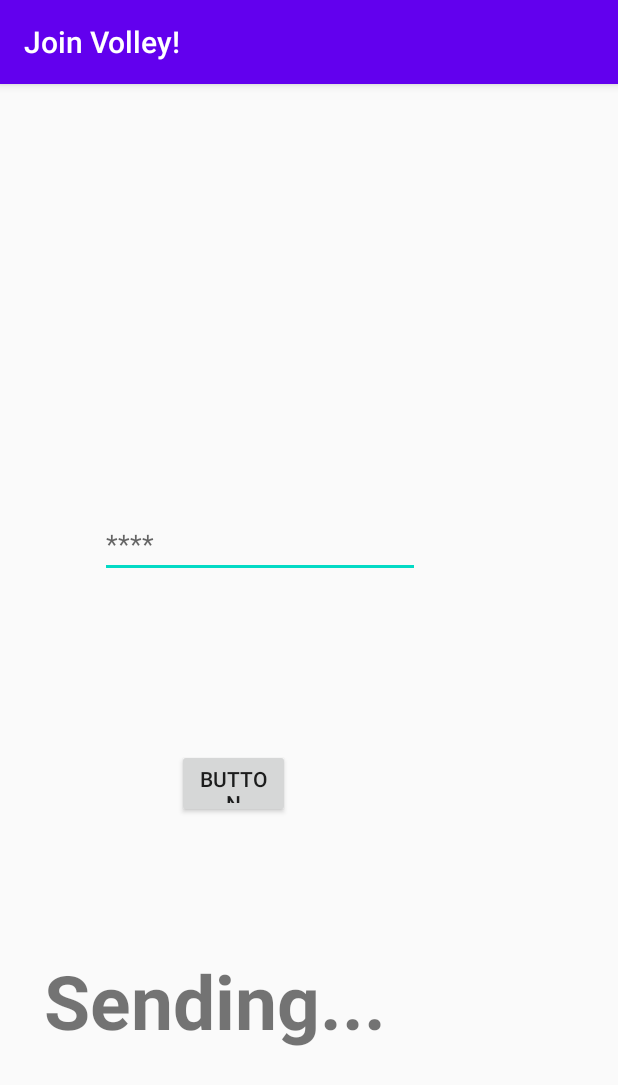
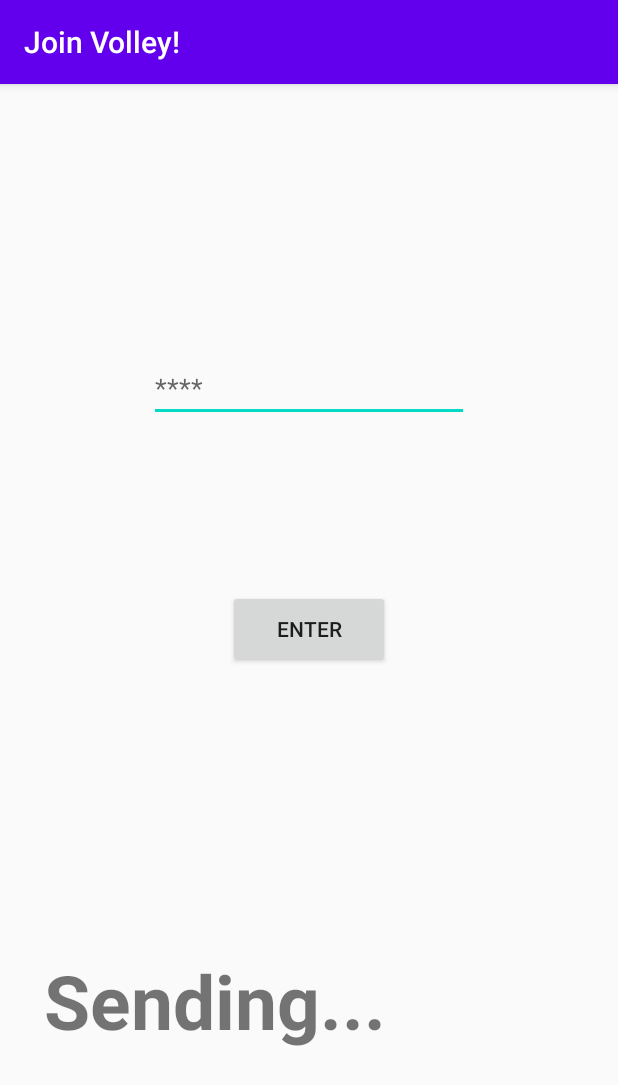
Before and after one commit to omri30000/Volleyball-App, an Android app: the FourthActivity screen opened directly, with no data from a screen before it, on a phone screen of 412 x 824 dp. Shown: the top 1085 px of the screen. Run offline under Robolectric (Android 15) with nearby library versions, the phone set to English and light mode, and no system bars.

Commit message:
fixed crash on fourth activity

```diff
--- a/VolleyBallClientAndroid/app/src/main/AndroidManifest.xml
+++ b/VolleyBallClientAndroid/app/src/main/AndroidManifest.xml
@@ -18,10 +18,8 @@
             </intent-filter>
         </activity>
         <activity android:name=".FirstActivity">
-
         </activity>
         <activity android:name=".SecondActivity">
-
         </activity>
         <activity android:name=".ThirdActivity">
         </activity>
--- a/VolleyBallClientAndroid/app/src/main/java/com/example/volleyballclient/FourthActivity.java
+++ b/VolleyBallClientAndroid/app/src/main/java/com/example/volleyballclient/FourthActivity.java
@@ -20,14 +20,16 @@ import java.net.InetSocketAddress;
 import java.net.Socket;
 import java.net.SocketAddress;
 import java.net.UnknownHostException;
+import java.util.Objects;
 
-public class FourthActivity extends AppCompatActivity{
+public class FourthActivity extends AppCompatActivity implements View.OnClickListener{
     private int val;
-    private Button sendBtn;
     private EditText ipEt;
     Intent thisIntent;
+
     @Override
     protected void onCreate(Bundle savedInstanceState) {
+        Button sendBtn;
         Log.d("val here",Integer.toString(val));
 
         super.onCreate(savedInstanceState);
@@ -35,34 +37,10 @@ public class FourthActivity extends AppCompatActivity{
 
         thisIntent = this.getIntent();
 
-        sendBtn = (Button)findViewById(R.id.btnSend);
-        ipEt = (EditText)findViewById(R.id.ipEt);
+        sendBtn = (Button)findViewById(R.id.sendBtnIp);
+        this.ipEt = (EditText)findViewById(R.id.ipEt);
 
-        sendBtn.setOnClickListener(new View.OnClickListener()
-        {
-            @Override
-            public void onClick(View v)
-            {
-                String name = thisIntent.getExtras().getString("name");
-                Log.d("name arrived", name);
-                val = 300;
-                String ipVal = "176.230.142.";
-                String input =  ipEt.getText().toString();
-                while(ipEt.length()<3)
-                {
-                    ipVal = "0"+ ipVal;
-                }
-                sendMessage(name,ipVal);
-
-                Intent next = new Intent(v.getContext(),FifthActivity.class);
-                Log.d("val here",Integer.toString(val));
-                next.putExtra("code",val);
-                startActivity(next);
-            }
-        });
-
-
-
+        sendBtn.setOnClickListener(this);
     }
 
 
@@ -115,6 +93,28 @@ public class FourthActivity extends AppCompatActivity{
             Log.d("crash","dss");
         }
     }
+
+
     public void onBackPressed() { }
 
+    @Override
+    public void onClick(View v) {
+        String name = Objects.requireNonNull(thisIntent.getExtras()).getString("name");
+        if (name != null)
+            Log.d("name arrived", name);
+
+        val = 300;
+
+        String ipVal = "176.230.142.";
+        String input =  ipEt.getText().toString();
+
+        ipVal += input;
+
+        sendMessage(name,ipVal);
+
+        Intent next = new Intent(v.getContext(),FifthActivity.class);
+        Log.d("val here",Integer.toString(val));
+        next.putExtra("code",val);
+        startActivity(next);
+    }
 }
--- a/VolleyBallClientAndroid/app/src/main/res/layout/activity_fourth.xml
+++ b/VolleyBallClientAndroid/app/src/main/res/layout/activity_fourth.xml
@@ -10,18 +10,15 @@
         android:id="@+id/ipEt"
         android:layout_width="wrap_content"
         android:layout_height="wrap_content"
-        android:layout_marginTop="284dp"
+        android:layout_marginTop="180dp"
         android:autofillHints=""
         android:ems="10"
         android:hint="****"
         android:inputType="textPassword"
         android:text=""
-        app:layout_constraintBottom_toTopOf="@+id/sendBtn"
         app:layout_constraintEnd_toEndOf="parent"
-        app:layout_constraintHorizontal_bias="0.335"
         app:layout_constraintStart_toStartOf="parent"
-        app:layout_constraintTop_toTopOf="parent"
-        app:layout_constraintVertical_bias="0.0" />
+        app:layout_constraintTop_toTopOf="parent" />
 
     <TextView
         android:id="@+id/sendingTV"
@@ -38,13 +35,12 @@
         app:layout_constraintVertical_bias="0.831" />
 
     <Button
-        android:id="@+id/sendBtn"
-        android:layout_width="75dp"
-        android:layout_height="46dp"
-        android:layout_marginBottom="88dp"
-        android:text="Button"
-        app:layout_constraintBottom_toTopOf="@+id/sendingTV"
+        android:id="@+id/sendBtnIp"
+        android:layout_width="108dp"
+        android:layout_height="52dp"
+        android:layout_marginTop="112dp"
+        android:text="Enter"
         app:layout_constraintEnd_toEndOf="parent"
-        app:layout_constraintHorizontal_bias="0.351"
-        app:layout_constraintStart_toStartOf="parent" />
+        app:layout_constraintStart_toStartOf="parent"
+        app:layout_constraintTop_toBottomOf="@+id/ipEt" />
 </androidx.constraintlayout.widget.ConstraintLayout>
```
